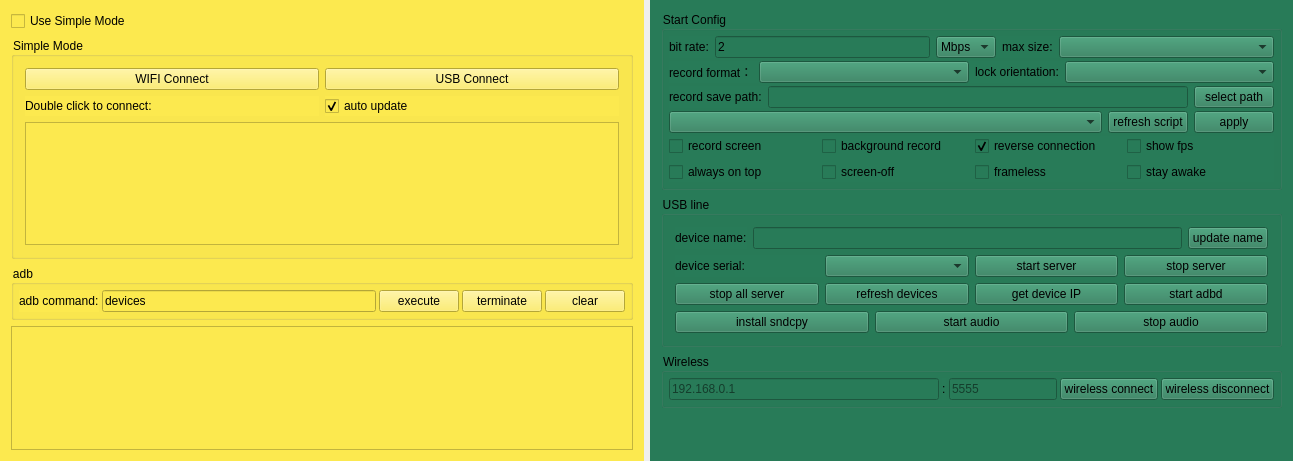
This is QtScrcpy/ui/dialog.ui in dreamlvxx/scrcpy-pro as Qt 5 draws it before an edit. The edited form follows.
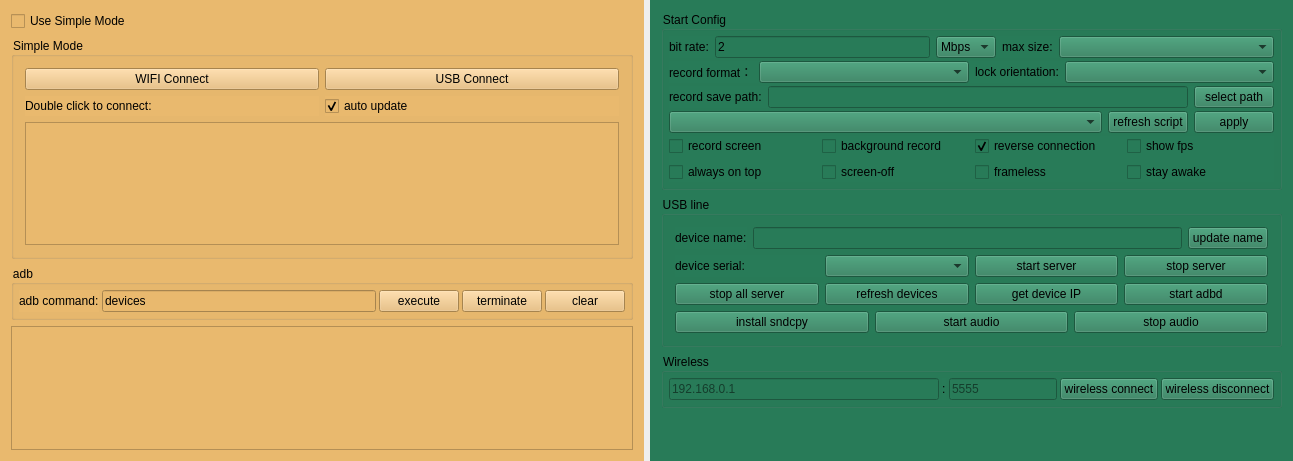
This is the edited form.

```diff
--- a/QtScrcpy/ui/dialog.ui
+++ b/QtScrcpy/ui/dialog.ui
@@ -35,7 +35,7 @@
       </sizepolicy>
      </property>
      <property name="styleSheet">
-      <string notr="true">background-color: rgb(252, 233, 79);</string>
+      <string notr="true">background-color: rgb(233, 185, 110);</string>
      </property>
      <layout class="QVBoxLayout" name="verticalLayout_5">
       <item>
```
